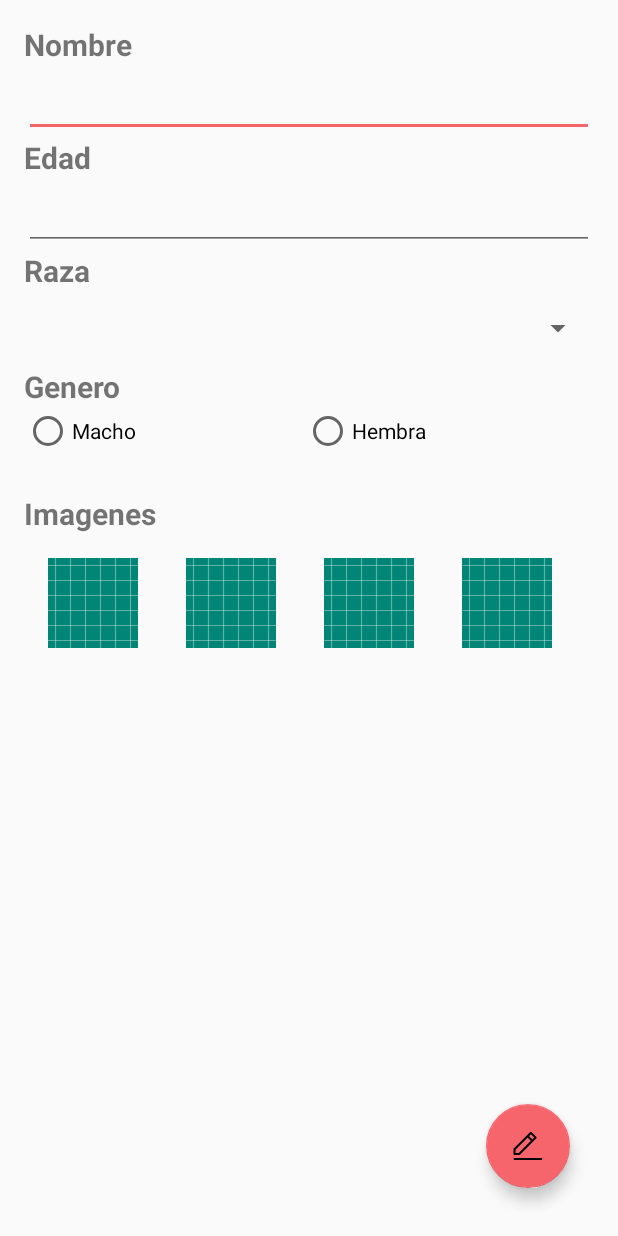
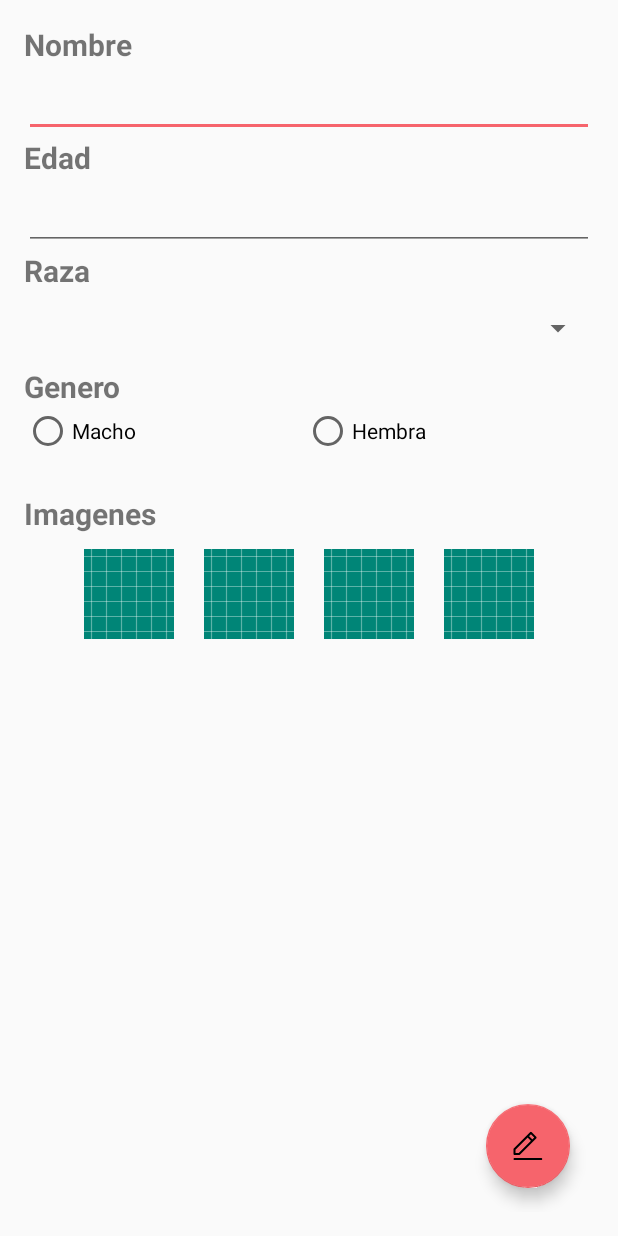
Before and after one commit to MiguelBalderrama97/Firebase, an Android app: the layout activity_edit_my_dog.xml on its own in the app's theme, with its tools: preview values and no code run, on a phone screen of 412 x 824 dp. Run offline under Robolectric (Android 15) with nearby library versions, the phone set to English and light mode, and no system bars.

```diff
--- a/Prototipo/app/src/main/res/layout/activity_edit_my_dog.xml
+++ b/Prototipo/app/src/main/res/layout/activity_edit_my_dog.xml
@@ -94,35 +94,36 @@
         <LinearLayout
             android:layout_width="match_parent"
             android:layout_height="wrap_content"
-            android:orientation="horizontal">
+            android:orientation="horizontal"
+            android:gravity="center">
 
             <ImageButton
                 android:id="@+id/imgBtnEdit1"
                 android:layout_width="60dp"
                 android:layout_height="60dp"
                 android:src="@drawable/ic_launcher_background"
-                android:layout_margin="16dp"/>
+                android:layout_margin="10dp"/>
 
             <ImageButton
                 android:id="@+id/imgBtnEdit2"
                 android:layout_width="60dp"
                 android:layout_height="60dp"
                 android:src="@drawable/ic_launcher_background"
-                android:layout_margin="16dp"/>
+                android:layout_margin="10dp"/>
 
             <ImageButton
                 android:id="@+id/imgBtnEdit3"
                 android:layout_width="60dp"
                 android:layout_height="60dp"
                 android:src="@drawable/ic_launcher_background"
-                android:layout_margin="16dp"/>
+                android:layout_margin="10dp"/>
 
             <ImageButton
                 android:id="@+id/imgBtnEdit4"
                 android:layout_width="60dp"
                 android:layout_height="60dp"
                 android:src="@drawable/ic_launcher_background"
-                android:layout_margin="16dp"/>
+                android:layout_margin="10dp"/>
 
         </LinearLayout>
 
```
Also changed, not shown: Prototipo/app/src/main/java/com/example/miguel/prototipo/Activities/Activities/AddMyDog.java (+43 -26 lines), Prototipo/app/src/main/java/com/example/miguel/prototipo/Activities/Activities/EspecificMissingDog.java (+34 -17 lines), Prototipo/app/src/main/java/com/example/miguel/prototipo/Activities/Activities/MainActivity.java (+49 -32 lines), Prototipo/app/src/main/java/com/example/miguel/prototipo/Activities/Activities/MyDogs.java (+35 -17 lines), Prototipo/app/src/main/java/com/example/miguel/prototipo/Activities/Activities/ReportDog.java (+41 -24 lines).
